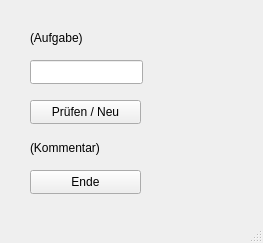
The window that RechnerErweitert3/kopfrechentrainer.ui (sterniR/Qt) describes before a commit, drawn with Qt 5.
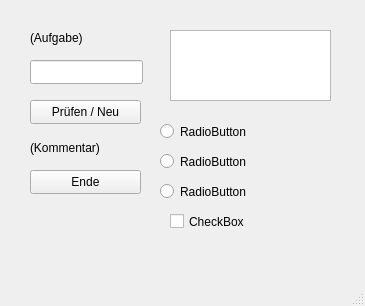
The same window after the commit.

The edit to the form file:
```diff
--- a/RechnerErweitert3/kopfrechentrainer.ui
+++ b/RechnerErweitert3/kopfrechentrainer.ui
@@ -6,8 +6,8 @@
    <rect>
     <x>0</x>
     <y>0</y>
-    <width>263</width>
-    <height>243</height>
+    <width>365</width>
+    <height>306</height>
    </rect>
   </property>
   <property name="windowTitle">
@@ -76,6 +76,68 @@
      <string>Ende</string>
     </property>
    </widget>
+   <widget class="QListWidget" name="LstOperation">
+    <property name="geometry">
+     <rect>
+      <x>170</x>
+      <y>30</y>
+      <width>161</width>
+      <height>71</height>
+     </rect>
+    </property>
+   </widget>
+   <widget class="QRadioButton" name="Opt1bis10">
+    <property name="geometry">
+     <rect>
+      <x>160</x>
+      <y>120</y>
+      <width>96</width>
+      <height>23</height>
+     </rect>
+    </property>
+    <property name="text">
+     <string>RadioButton</string>
+    </property>
+   </widget>
+   <widget class="QRadioButton" name="Opt20bis50">
+    <property name="geometry">
+     <rect>
+      <x>160</x>
+      <y>150</y>
+      <width>96</width>
+      <height>23</height>
+     </rect>
+    </property>
+    <property name="text">
+     <string>RadioButton</string>
+    </property>
+   </widget>
+   <widget class="QRadioButton" name="Opt50bis150">
+    <property name="geometry">
+     <rect>
+      <x>160</x>
+      <y>180</y>
+      <width>96</width>
+      <height>23</height>
+     </rect>
+    </property>
+    <property name="text">
+     <string>RadioButton</string>
+    </property>
+   </widget>
+   <widget class="QCheckBox" name="ChkLoesung">
+    <property name="geometry">
+     <rect>
+      <x>170</x>
+      <y>210</y>
+      <width>82</width>
+      <height>23</height>
+     </rect>
+    </property>
+    <property name="text">
+     <string>CheckBox</string>
+    </property>
+   </widget>
   </widget>
   <widget class="QMenuBar" name="menubar">
    <property name="geometry">
```
Left out of the diff: 4 changed lines with no effect on the pictures.
